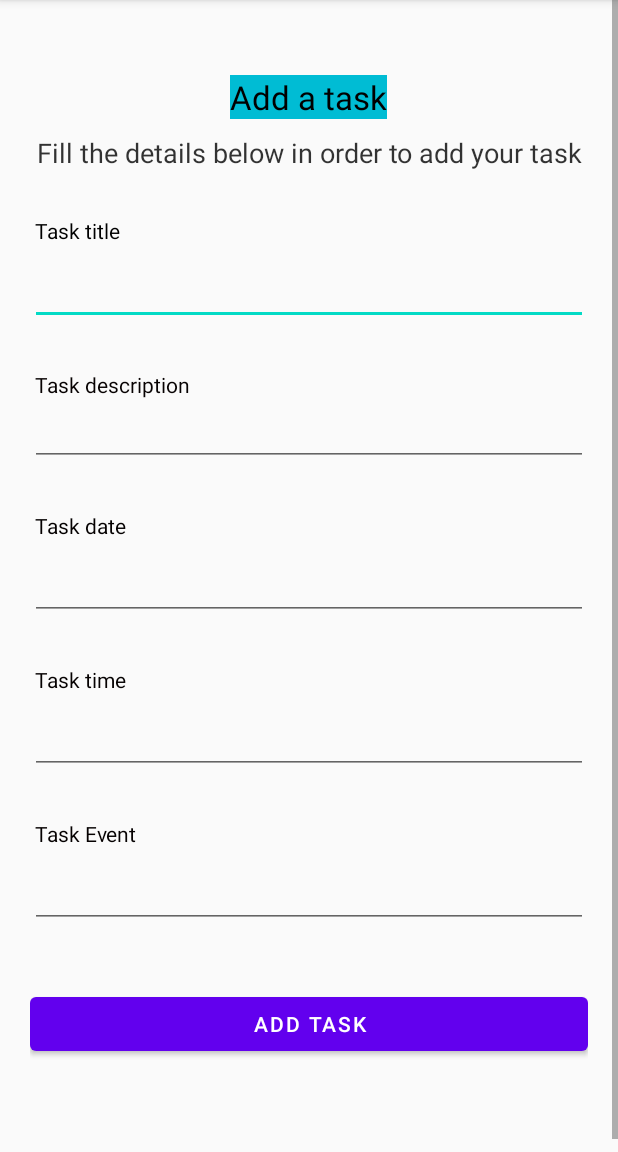
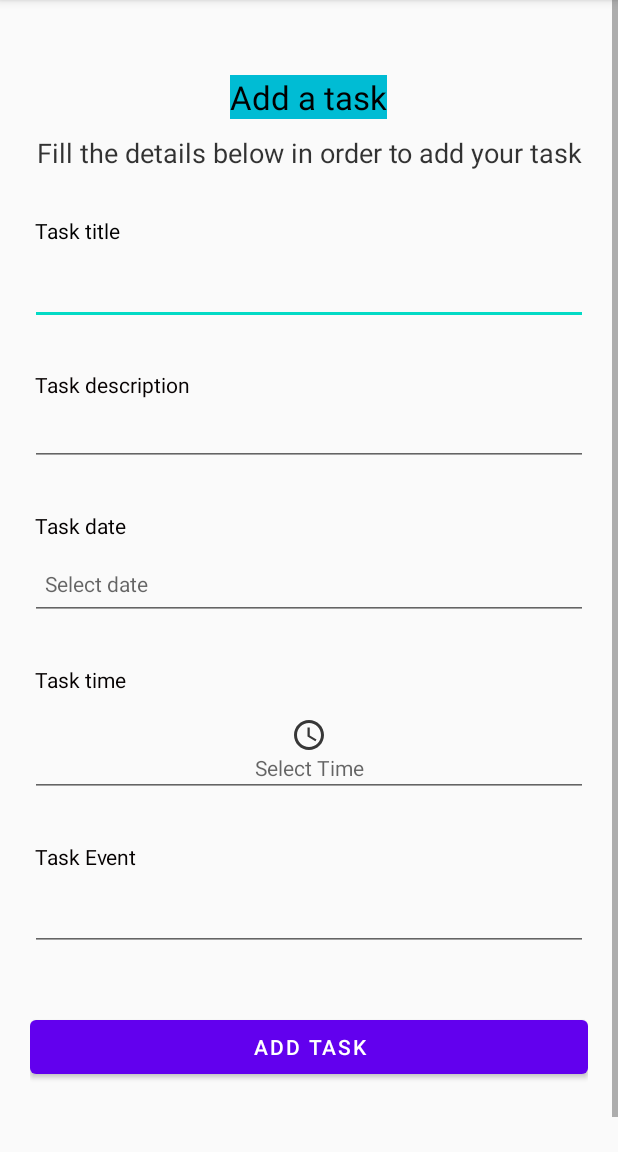
Before and after one commit to DhruvkumarPatel836759/task_vikings_Android, an Android app: the toFillTask screen opened directly, with no data from a screen before it, on a phone screen of 412 x 824 dp, the part 84-1236 px from its top. Run offline under Robolectric (Android 15) with nearby library versions, the phone set to English and light mode, and no system bars.

Commit message:
Added Calender and clock

```diff
--- a/app/src/main/java/com/example/task_vikings_android/toFillTask.java
+++ b/app/src/main/java/com/example/task_vikings_android/toFillTask.java
@@ -1,13 +1,28 @@
 package com.example.task_vikings_android;
 
+import android.app.AlertDialog;
+import android.app.DatePickerDialog;
+import android.app.TimePickerDialog;
 import android.content.Intent;
 import android.os.Bundle;
+import android.text.format.DateFormat;
 import android.view.View;
 import android.widget.Button;
+import android.widget.DatePicker;
 import android.widget.EditText;
+import android.widget.TextView;
+import android.widget.TimePicker;
 import android.widget.Toast;
 
 import androidx.appcompat.app.AppCompatActivity;
+
+import java.text.DateFormatSymbols;
+import java.text.Format;
+import java.text.SimpleDateFormat;
+import java.time.format.DateTimeFormatter;
+import java.util.Calendar;
+import java.util.Date;
+import java.util.Locale;
 
 public class toFillTask extends AppCompatActivity {
 
@@ -15,6 +30,12 @@ public class toFillTask extends AppCompatActivity {
     EditText addTaskTitle,addTaskDiscription,taskDate,taskTime,taskEvent;
     DatabaseHelper mydb;
     Button addTask;
+    DatePickerDialog.OnDateSetListener onDateSetListener;
+    TextView dayShow,dateShow,monthShow;
+
+
+    int tHours,tMinutes;
+
 
     @Override
     protected void onCreate(Bundle savedInstanceState) {
@@ -27,6 +48,90 @@ public class toFillTask extends AppCompatActivity {
         taskTime = findViewById(R.id.taskTime);
         taskEvent = findViewById(R.id.taskEvent);
         addTask = findViewById(R.id.addTask);
+        dayShow=findViewById(R.id.dayShow);
+        dateShow=findViewById(R.id.dateShow);
+        monthShow=findViewById(R.id.monthShow);
+
+        Calendar calendar=Calendar.getInstance();
+        final int year = calendar.get(Calendar.YEAR);
+        final int month = calendar.get(Calendar.MONTH);
+        final int day = calendar.get(Calendar.DAY_OF_WEEK);
+
+        taskDate.setOnClickListener(new View.OnClickListener() {
+            @Override
+            public void onClick(View view) {
+                DatePickerDialog datePickerDialog=new DatePickerDialog(
+                        toFillTask.this, new DatePickerDialog.OnDateSetListener() {
+                    @Override
+                    public void onDateSet(DatePicker datePicker, int year, int month, int day) {
+                        month=month+1;
+                        String date=day+"/"+month+"/"+year;
+                        taskDate.setText(date);
+//                        String mon = "";
+//                        if(month==1)
+//                            mon = "Jan";
+//                        if(month==2)
+//                            mon = "Feb";
+//                        if(month==3)
+//                            mon = "Mar";
+//                        if(month==4)
+//                            mon = "Apr";
+//                        if(month==5)
+//                            mon = "May";
+//                        if(month==6)
+//                            mon = "Jun";
+//                        if(month==7)
+//                            mon = "Jul";
+//                        if(month==8)
+//                            mon = "Aug";
+//                        if(month==9)
+//                            mon = "Sep";
+//                        if(month==10)
+//                            mon = "Oct";
+//                        if(month==11)
+//                            mon = "Nov";
+//                        if(month==12)
+//                            mon = "Dec";
+//                        mon = "Jan";
+//
+//                        dayShow.setText(mon);
+//
+
+                    }
+                },year,month,day);
+                datePickerDialog.show();
+            }
+        });
+
+
+        taskTime.setOnClickListener(new View.OnClickListener() {
+            @Override
+            public void onClick(View view) {
+                TimePickerDialog timePickerDialog= new TimePickerDialog(
+                        toFillTask.this, new TimePickerDialog.OnTimeSetListener() {
+                    @Override
+                    public void onTimeSet(TimePicker timePicker, int hourOfDay, int minute) {
+//                        initialize hours and minutes
+                        tHours=hourOfDay;
+                        tMinutes=minute;
+
+                        //initialize calendar
+                        Calendar calendar1=Calendar.getInstance();
+
+//                        set hours and minutes
+                        calendar1.set(0,0,0,tHours,tMinutes);
+//                        set selected time on edit text
+                        taskTime.setText(DateFormat.format("hh:mm aa",calendar1));
+                    }
+                },12,0,false
+                );
+                //Displayed previous selected time
+                timePickerDialog.updateTime(tHours,tMinutes);
+//                show the dialog
+                timePickerDialog.show();
+            }
+
+        });
 
         mydb = new DatabaseHelper(this);
 
@@ -54,6 +159,9 @@ public class toFillTask extends AppCompatActivity {
             }
         });
     }
+
+
+
     public void AddData(String title,String description, String date, String time, String event){
         boolean insertData = mydb.addData(title,description,date,time,event);
 
--- /dev/null
+++ b/app/src/main/res/drawable/ic_time.xml
@@ -0,0 +1,6 @@
+<vector android:height="24dp" android:tint="#373737"
+    android:viewportHeight="24" android:viewportWidth="24"
+    android:width="24dp" xmlns:android="http://schemas.android.com/apk/res/android">
+    <path android:fillColor="@android:color/white" android:pathData="M11.99,2C6.47,2 2,6.48 2,12s4.47,10 9.99,10C17.52,22 22,17.52 22,12S17.52,2 11.99,2zM12,20c-4.42,0 -8,-3.58 -8,-8s3.58,-8 8,-8 8,3.58 8,8 -3.58,8 -8,8z"/>
+    <path android:fillColor="@android:color/white" android:pathData="M12.5,7H11v6l5.25,3.15 0.75,-1.23 -4.5,-2.67z"/>
+</vector>
--- a/app/src/main/res/layout/activity_to_fill_task.xml
+++ b/app/src/main/res/layout/activity_to_fill_task.xml
@@ -104,6 +104,7 @@
             android:layout_height="wrap_content"
             android:layout_marginTop="5dp"
             android:minHeight="48dp"
+            android:hint="Select date"
 
             android:padding="10dp"
             android:singleLine="true"
@@ -129,6 +130,9 @@
             android:layout_height="wrap_content"
             android:layout_marginTop="5dp"
             android:minHeight="48dp"
+            android:hint="Select Time"
+            android:gravity="center"
+            android:drawableTop="@drawable/ic_time"
 
             android:padding="10dp"
             android:singleLine="true"
```
Also changed, not shown: app/src/main/res/layout/task_list.xml (+6 -5 lines).
